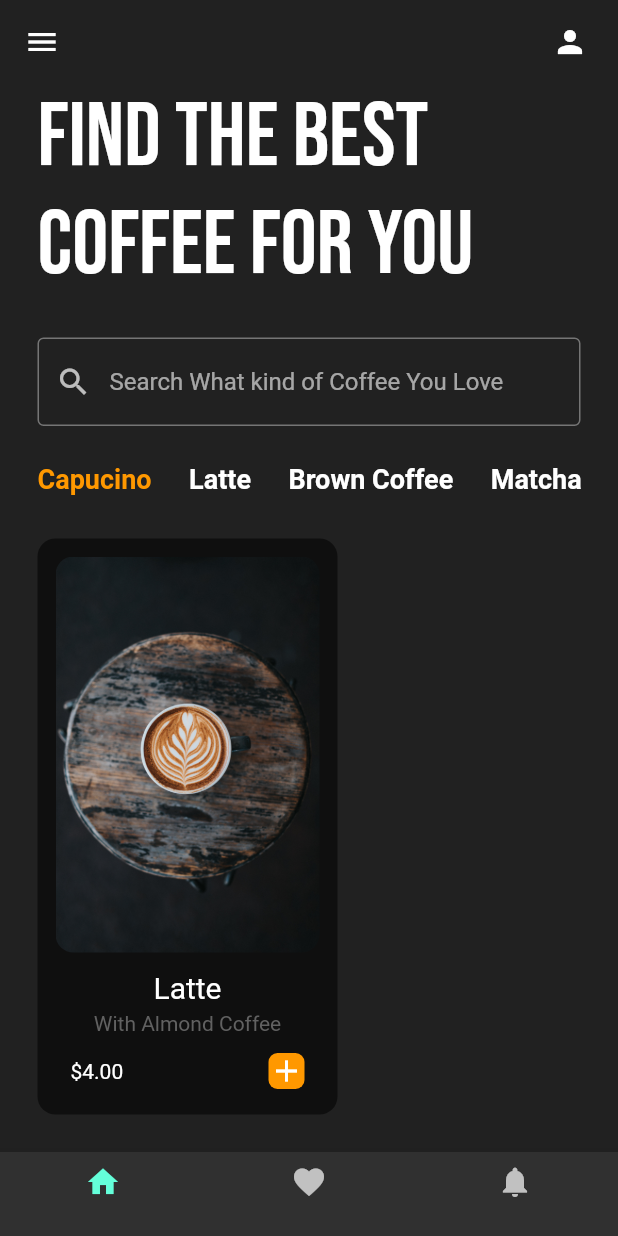
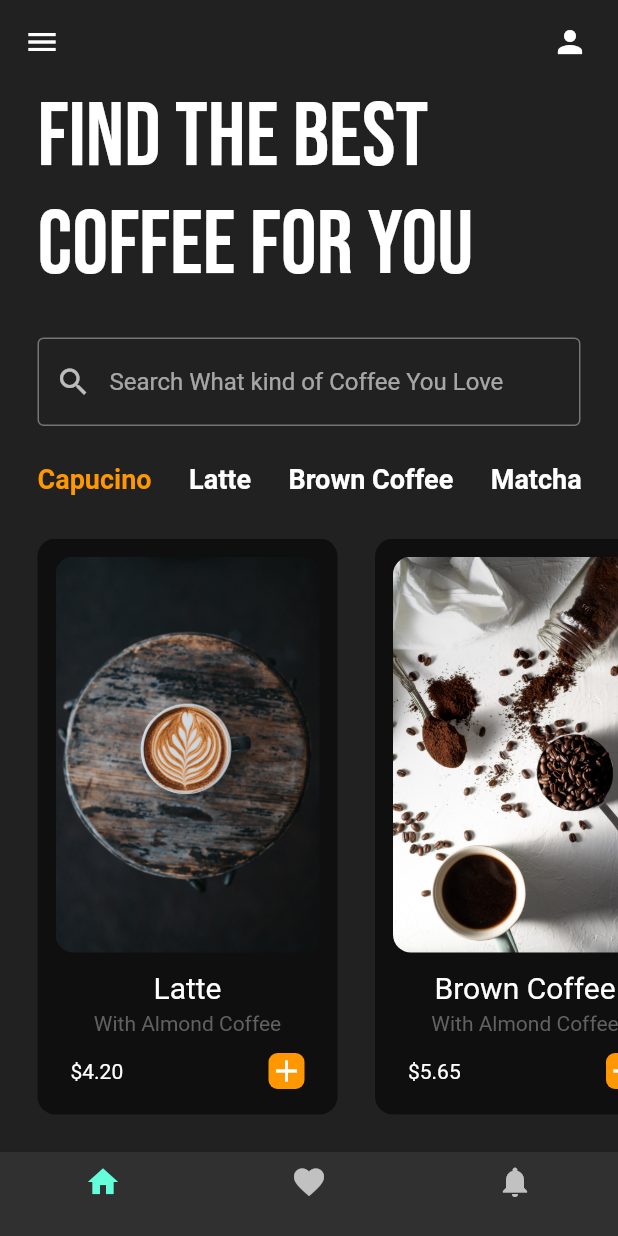
Before and after one commit to H4D3ZS/Coffee-App-UI, a Flutter app: the screen it shows after launch, on a phone screen of 412 x 824 dp. Run offline on Flutter 3.47's test engine with Material 2 defaults, Android fonts, the phone set to English and light mode, and no system bars; our stand-ins replace google_fonts.

Commit message:
Finished Product

```diff
--- a/lib/pages/home_page.dart
+++ b/lib/pages/home_page.dart
@@ -119,7 +119,23 @@ class _HomePageState extends State<HomePage> {
           Expanded(
               child: ListView(
             scrollDirection: Axis.horizontal,
-            children: [CoffeeTile()],
+            children: [
+              CoffeeTile(
+                coffeeImagePath: 'assets/latte.jpeg',
+                coffeeName: 'Latte',
+                coffeePrice: '4.20',
+              ),
+              CoffeeTile(
+                coffeeImagePath: 'assets/c1.jpeg',
+                coffeeName: 'Brown Coffee',
+                coffeePrice: '5.65',
+              ),
+              CoffeeTile(
+                coffeeImagePath: 'assets/milk.jpeg',
+                coffeeName: 'Matcha',
+                coffeePrice: '6.75',
+              ),
+            ],
           ))
         ],
       ),
--- a/lib/utils/coffee_tile.dart
+++ b/lib/utils/coffee_tile.dart
@@ -3,7 +3,14 @@
 import 'package:flutter/material.dart';
 
 class CoffeeTile extends StatelessWidget {
-  const CoffeeTile({Key? key}) : super(key: key);
+  final String coffeeImagePath;
+  final String coffeeName;
+  final String coffeePrice;
+
+  CoffeeTile(
+      {required this.coffeeImagePath,
+      required this.coffeeName,
+      required this.coffeePrice});
 
   @override
   Widget build(BuildContext context) {
@@ -21,13 +28,13 @@ class CoffeeTile extends StatelessWidget {
             ClipRRect(
                 //coffee Image
                 borderRadius: BorderRadius.circular(12),
-                child: Image.asset('assets/latte.jpeg')),
+                child: Image.asset(coffeeImagePath)),
             Padding(
               padding: const EdgeInsets.symmetric(vertical: 12.0),
               child: Column(
                 children: [
                   Text(
-                    "Latte",
+                    coffeeName,
                     style: TextStyle(fontSize: 20),
                   ),
                   SizedBox(
@@ -48,7 +55,7 @@ class CoffeeTile extends StatelessWidget {
               child: Row(
                 mainAxisAlignment: MainAxisAlignment.spaceBetween,
                 children: [
-                  Text('\$4.00'),
+                  Text('\$' + coffeePrice),
                   Container(
                     decoration: BoxDecoration(
                         color: Colors.orange,
```
